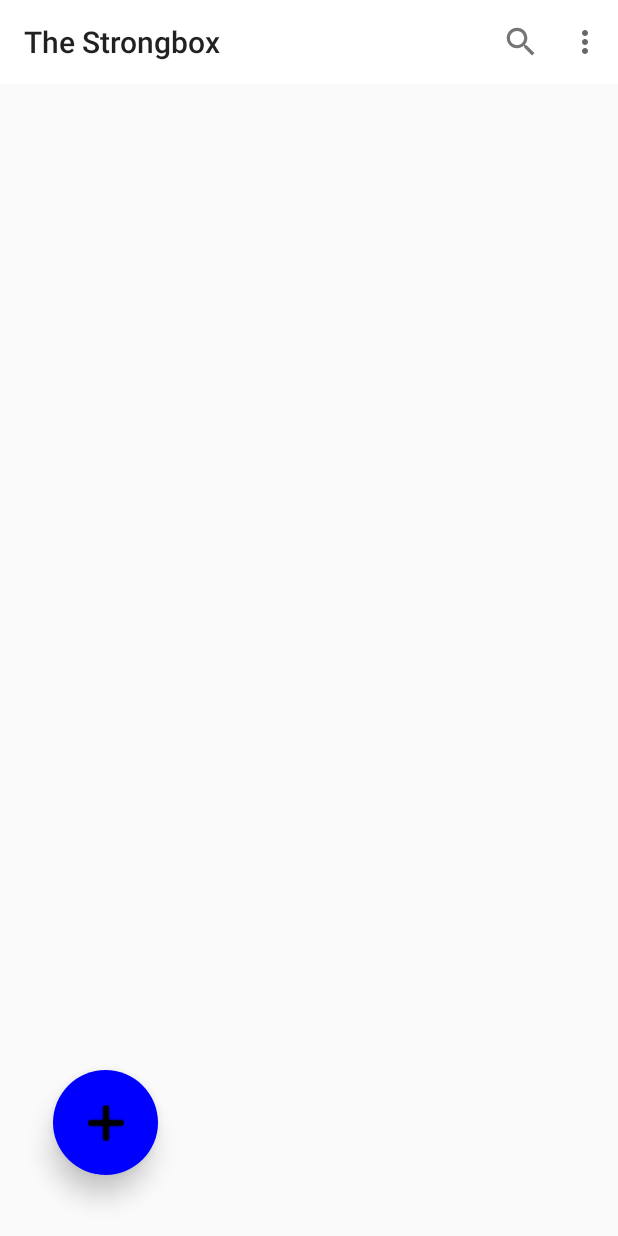
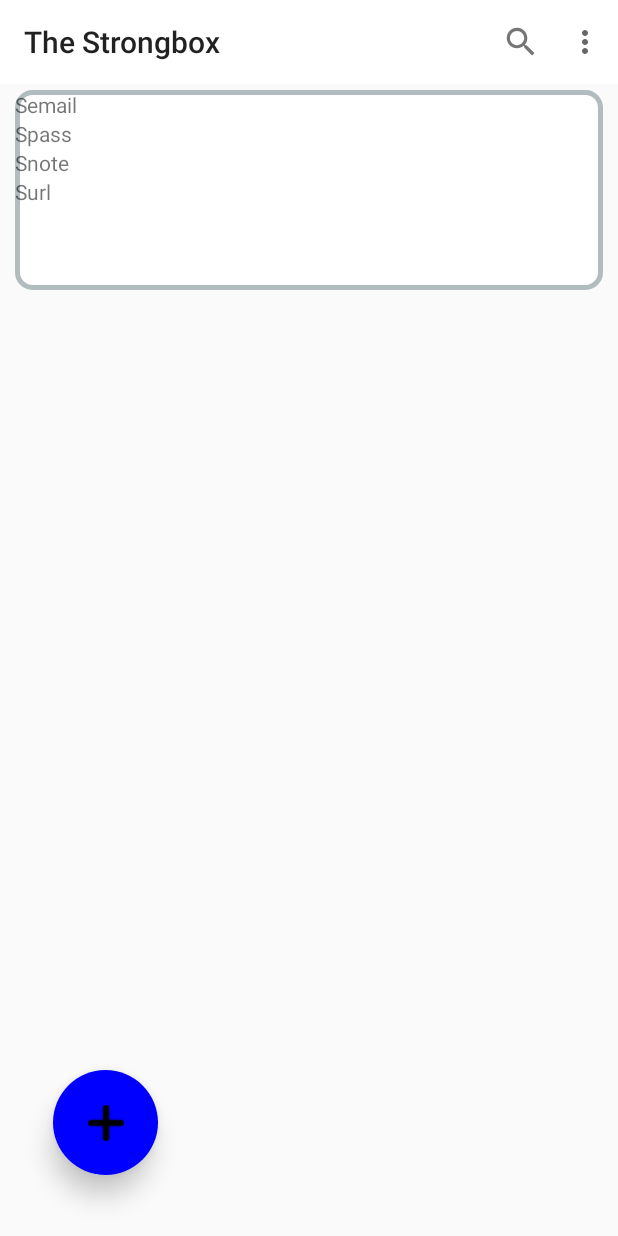
Before and after one commit to levavb/TheStrongbox, an Android app: the screen it shows after launch once a user with an empty profile is signed in (MainActivity), on a phone screen of 412 x 824 dp. Run offline under Robolectric (Android 15) with nearby library versions, the phone set to English and light mode, and no system bars; our stand-ins replace Firebase (no records; nobody signed in at launch, a user with empty details on screens opened directly).

```diff
--- a/app/src/main/java/com/example/thestrongbox/Home/MainActivity.java
+++ b/app/src/main/java/com/example/thestrongbox/Home/MainActivity.java
@@ -21,12 +21,14 @@ import com.example.thestrongbox.LoginReg.LoginActivity;
 import com.example.thestrongbox.ProfileSetting.SettingsActivity;
 import com.example.thestrongbox.R;
 import com.example.thestrongbox.Search.SearchActivity;
-import com.example.thestrongbox.StartApp.Start_Activity;
 import com.google.firebase.auth.FirebaseAuth;
 import com.google.firebase.auth.FirebaseUser;
+import com.google.firebase.database.DataSnapshot;
+import com.google.firebase.database.DatabaseError;
 import com.google.firebase.database.DatabaseReference;
 import com.google.firebase.database.FirebaseDatabase;
 import com.google.firebase.database.ServerValue;
+import com.google.firebase.database.ValueEventListener;
 
 public class MainActivity extends AppCompatActivity {
 
@@ -36,6 +38,7 @@ public class MainActivity extends AppCompatActivity {
     private FirebaseAuth mAuth;
     private DatabaseReference userDatabaseReference;
     public FirebaseUser currentUser;
+    private DatabaseReference UserDataInDatabaseReference;
 
     @Override
     protected void onCreate(Bundle savedInstanceState) {
@@ -48,6 +51,9 @@ public class MainActivity extends AppCompatActivity {
         mAuth = FirebaseAuth.getInstance();
         currentUser = mAuth.getCurrentUser();
 
+        String user_id = mAuth.getCurrentUser().getUid();
+        UserDataInDatabaseReference = FirebaseDatabase.getInstance().getReference().child("users").child(user_id).child("data");
+
         if (currentUser != null){
             String user_uID = mAuth.getCurrentUser().getUid();
 
@@ -55,6 +61,9 @@ public class MainActivity extends AppCompatActivity {
                     .child("users").child(user_uID);
         }
         RootLayout = (LinearLayout) findViewById(R.id.main_layout);
+
+//        displayAllAccounts();
+        AddAccountToList("Semail", "Spass", "Snote", "Surl");
     }
 
     // tool bar action menu
@@ -128,29 +137,52 @@ public class MainActivity extends AppCompatActivity {
 
         Intent intent = new Intent(MainActivity.this, AddAccountActivity.class);
         startActivity(intent);
+    }
 
-        AddAccountToList();
+    private void displayAllAccounts() {
+
+        UserDataInDatabaseReference.addValueEventListener(new ValueEventListener() {
+            @Override
+            public void onDataChange(DataSnapshot dataSnapshot) {
+
+                for (DataSnapshot postSnapshot: dataSnapshot.getChildren()) {
+
+                    String Semail = postSnapshot.child("email").getValue().toString();
+                    String Spass = postSnapshot.child("password").getValue().toString();
+                    String Snote = postSnapshot.child("note").getValue().toString();
+                    String Surl = postSnapshot.child("url").getValue().toString();
+
+                    AddAccountToList(Semail, Spass, Snote, Surl);
+                }
+            }
+            @Override
+            public void onCancelled(DatabaseError databaseError) {
+            }
+        });
     }
 
     @SuppressLint({"ResourceAsColor", "WrongConstant"})
-    private void AddAccountToList() {
+    private void AddAccountToList(String Semail, String Spass, String Snote, String Surl) {
 
         LinearLayout new_window = new LinearLayout(this);
-        new_window.setLayoutParams(new LinearLayout.LayoutParams(LinearLayout.LayoutParams.MATCH_PARENT, 150));
+        new_window.setLayoutParams(new LinearLayout.LayoutParams(LinearLayout.LayoutParams.MATCH_PARENT, 200));
+        new_window.setBackgroundColor(R.color.white);
+        new_window.setBackgroundResource(R.drawable.layout_bg);
         new_window.setOrientation(1);
-        TextView user_name_tv = new TextView(this);
+        TextView email_tv = new TextView(this);
         TextView pass_tv = new TextView(this);
         TextView note_tv = new TextView(this);
+        TextView url_tv = new TextView(this);
 
-        user_name_tv.setText("levav");
-        pass_tv.setText("55555555");
-        note_tv.setText("walla@gmail.com");
+        email_tv.setText(Semail);
+        pass_tv.setText(Spass);
+        note_tv.setText(Snote);
+        url_tv.setText(Surl);
 
-        user_name_tv.setTextColor(R.color.black);
-
-        new_window.addView(user_name_tv);
+        new_window.addView(email_tv);
         new_window.addView(pass_tv);
         new_window.addView(note_tv);
+        new_window.addView(url_tv);
 
         RootLayout.addView(new_window);
     }
--- /dev/null
+++ b/app/src/main/res/drawable/layout_bg.xml
@@ -0,0 +1,7 @@
+<?xml version="1.0" encoding="UTF-8"?>
+<shape xmlns:android="http://schemas.android.com/apk/res/android" android:layout_height="200dp" android:layout_width="match_parent">
+    <solid android:color="#FFFFFF"/>
+    <stroke android:width="3dp" android:color="#B1BCBE" />
+    <corners android:radius="10dp"/>
+    <padding android:left="0dp" android:top="0dp" android:right="0dp" android:bottom="0dp" />
+</shape>
```
